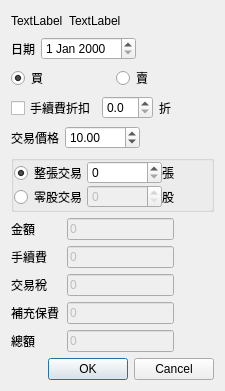
Qt form QtStockTradingEditDialog.ui (foxking0416/PythonStockPrice) before a commit.
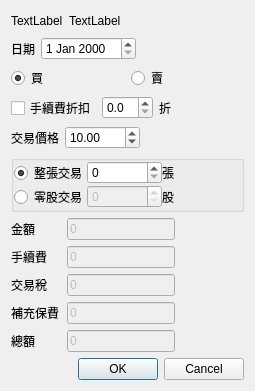
The same form after that commit.

Diff of the .ui file:
```diff
--- a/QtStockTradingEditDialog.ui
+++ b/QtStockTradingEditDialog.ui
@@ -6,7 +6,7 @@
    <rect>
     <x>0</x>
     <y>0</y>
-    <width>225</width>
+    <width>255</width>
     <height>369</height>
    </rect>
   </property>
```
Left out of the diff: 3 changed lines with no effect on the pictures.
